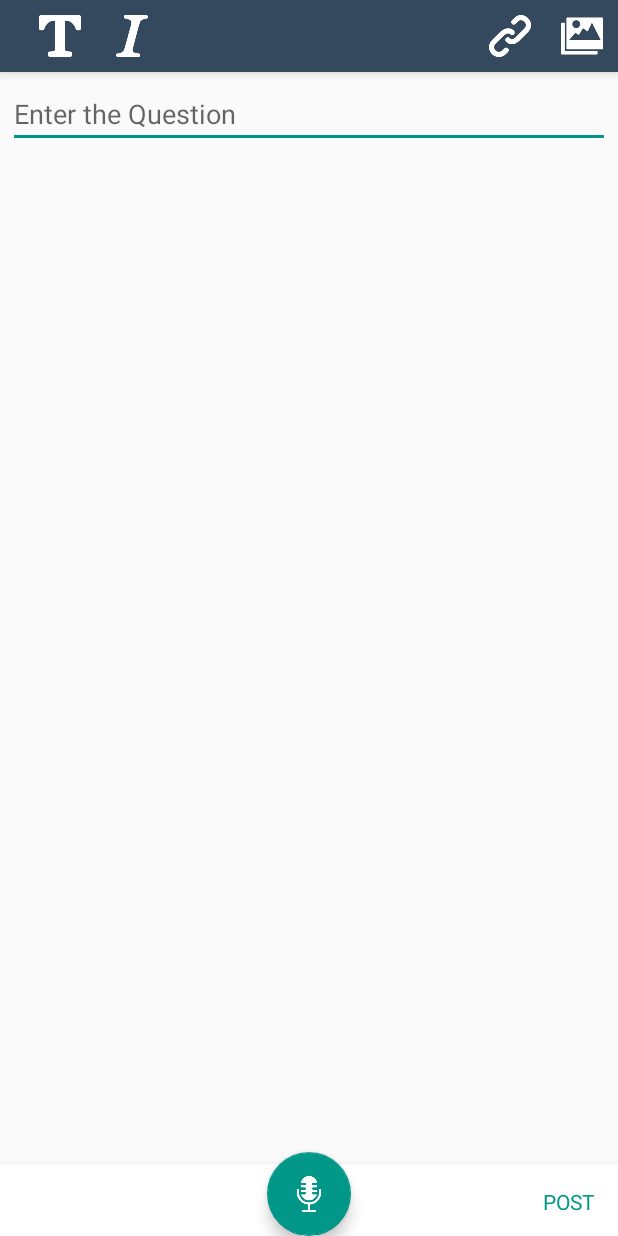
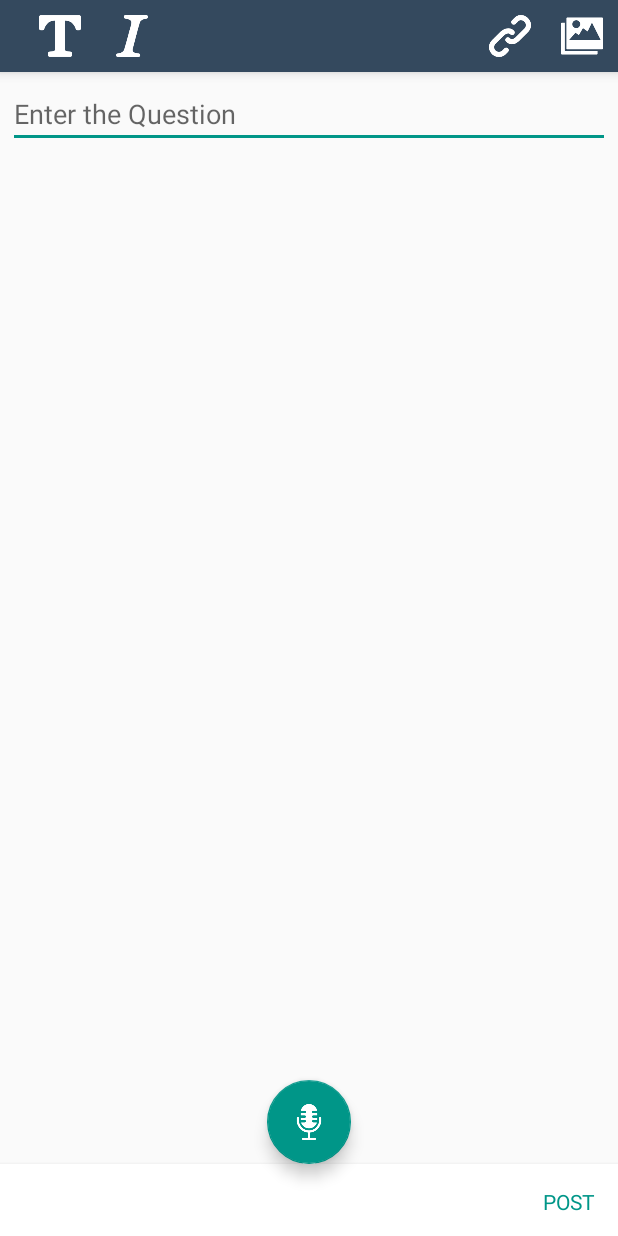
Before and after one commit to DarshanGowda0/Querto, an Android app: the PostQuestion screen opened directly, with no data from a screen before it, on a phone screen of 412 x 824 dp. Run offline under Robolectric (Android 15) with nearby library versions, the phone set to English and light mode, and no system bars; libraries missing offline, so code that uses them is left out: com.commonsware.cwac; plain views replace RichEditText; 1 statement that could not run was skipped.

Commit message:
changed nothing

```diff
--- a/app/src/main/res/layout/activity_post_question.xml
+++ b/app/src/main/res/layout/activity_post_question.xml
@@ -1,8 +1,8 @@
 <RelativeLayout xmlns:android="http://schemas.android.com/apk/res/android"
+    xmlns:app="http://schemas.android.com/apk/res-auto"
     xmlns:tools="http://schemas.android.com/tools"
     android:layout_width="match_parent"
     android:layout_height="match_parent"
-    xmlns:app="http://schemas.android.com/apk/res-auto"
     tools:context="com.twinvaves.darshan.querto2.PostQuestion">
 
     <android.support.v7.widget.Toolbar xmlns:android="http://schemas.android.com/apk/res/android"
@@ -24,20 +24,19 @@
                 android:layout_alignParentRight="true">
 
                 <ImageView
+                    android:id="@+id/underline"
                     android:layout_width="28dp"
                     android:layout_height="28dp"
                     android:layout_margin="10dp"
                     android:layout_weight="1"
-                    android:id="@+id/underline"
-                    android:background="@drawable/link_toggle"
-                    />
+                    android:background="@drawable/link_toggle" />
 
                 <ImageView
+                    android:id="@+id/picture"
                     android:layout_width="28dp"
                     android:layout_height="28dp"
                     android:layout_margin="10dp"
                     android:layout_weight="1"
-                    android:id="@+id/picture"
                     android:src="@drawable/picture" />
 
 
@@ -48,32 +47,28 @@
                 android:layout_height="match_parent">
 
                 <ImageView
+                    android:id="@+id/bold"
                     android:layout_width="28dp"
                     android:layout_height="28dp"
                     android:layout_margin="10dp"
                     android:layout_weight="1"
-                    android:id="@+id/bold"
-                    android:background="@drawable/bold_toggle"
-                    />
+                    android:background="@drawable/bold_toggle" />
 
                 <ImageView
+                    android:id="@+id/italic"
                     android:layout_width="28dp"
                     android:layout_height="28dp"
                     android:layout_margin="10dp"
                     android:layout_weight="1"
-                    android:id="@+id/italic"
-                    android:background="@drawable/italic_toggle"
-                    />
+                    android:background="@drawable/italic_toggle" />
 
             </LinearLayout>
 
         </RelativeLayout>
 
 
+    </android.support.v7.widget.Toolbar>
 
-
-
-    </android.support.v7.widget.Toolbar>
 
     <ScrollView
         android:layout_width="match_parent"
@@ -85,15 +80,24 @@
             android:layout_width="match_parent"
             android:layout_height="wrap_content"
             android:layout_below="@+id/toolbarQuestion"
-        android:imeOptions="flagNoExtractUi"
             android:layout_margin="5dp"
-        android:hint="Enter the Question">
+            android:hint="Enter the Question"
+            android:imeOptions="flagNoExtractUi">
 
             <requestFocus />
 
         </com.commonsware.cwac.richedit.RichEditText>
 
     </ScrollView>
+
+
+    <android.support.design.widget.AppBarLayout
+        android:id="@+id/appBar2"
+        android:layout_width="match_parent"
+        android:layout_alignParentBottom="true"
+        android:layout_height="48dp"
+        android:fitsSystemWindows="true"
+        android:theme="@style/ThemeOverlay.AppCompat.Dark.ActionBar">
 
         <android.support.v7.widget.Toolbar
             android:id="@+id/view"
@@ -119,19 +123,19 @@
 
 
         </android.support.v7.widget.Toolbar>
+    </android.support.design.widget.AppBarLayout>
 
     <android.support.design.widget.FloatingActionButton
         android:id="@+id/fab2"
         android:layout_width="wrap_content"
         android:layout_height="wrap_content"
-        android:layout_above="@+id/view"
-        android:layout_alignParentBottom="true"
-        android:layout_centerHorizontal="true"
         android:clickable="true"
         android:src="@drawable/mic2"
-        app:layout_anchor="@id/view"
-        />
-
+        app:layout_anchor="@id/appBar2"
+        app:layout_anchorGravity="bottom|right|end"
+        android:la="@+id/appBar2"
+        android:layout_above="@+id/appBar2"
+        android:layout_centerHorizontal="true" />
 
 
 </RelativeLayout>
--- a/app/src/main/res/layout/main_layout.xml
+++ b/app/src/main/res/layout/main_layout.xml
@@ -58,7 +58,8 @@
         android:clickable="true"
         android:src="@drawable/add"
         app:layout_anchor="@id/appbar"
-        app:layout_anchorGravity="bottom|right|end" />
+        app:layout_anchorGravity="bottom|right|end"
+        />
 
 
 
```
Lines whose indentation alone changed are shown as unchanged.
